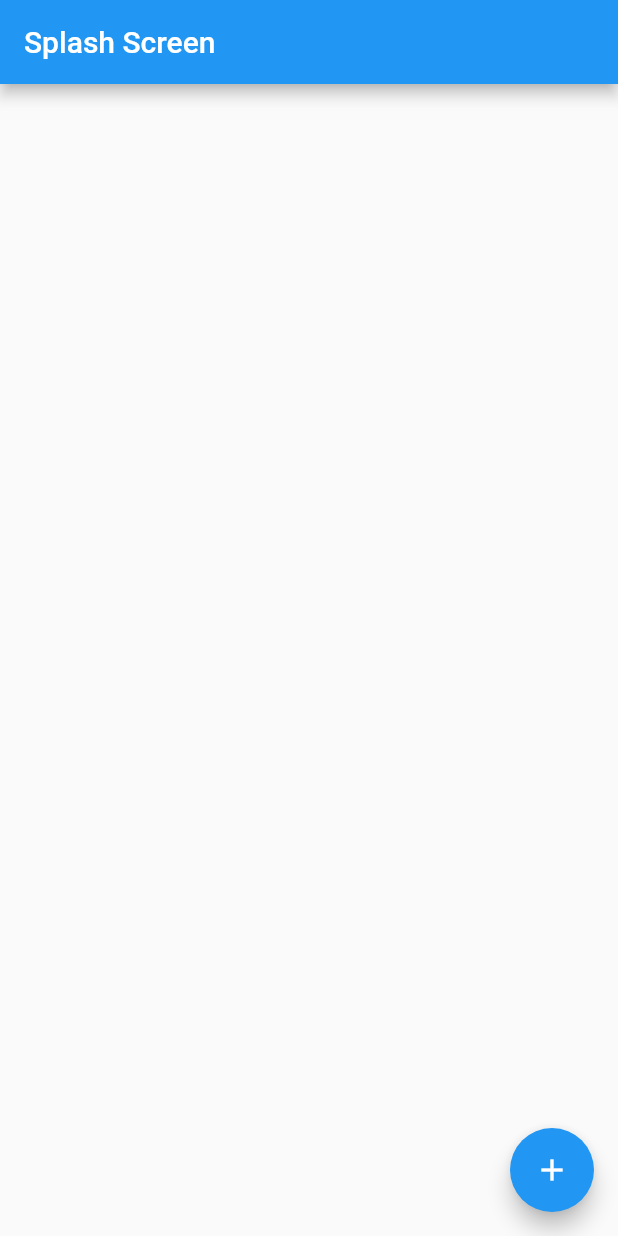
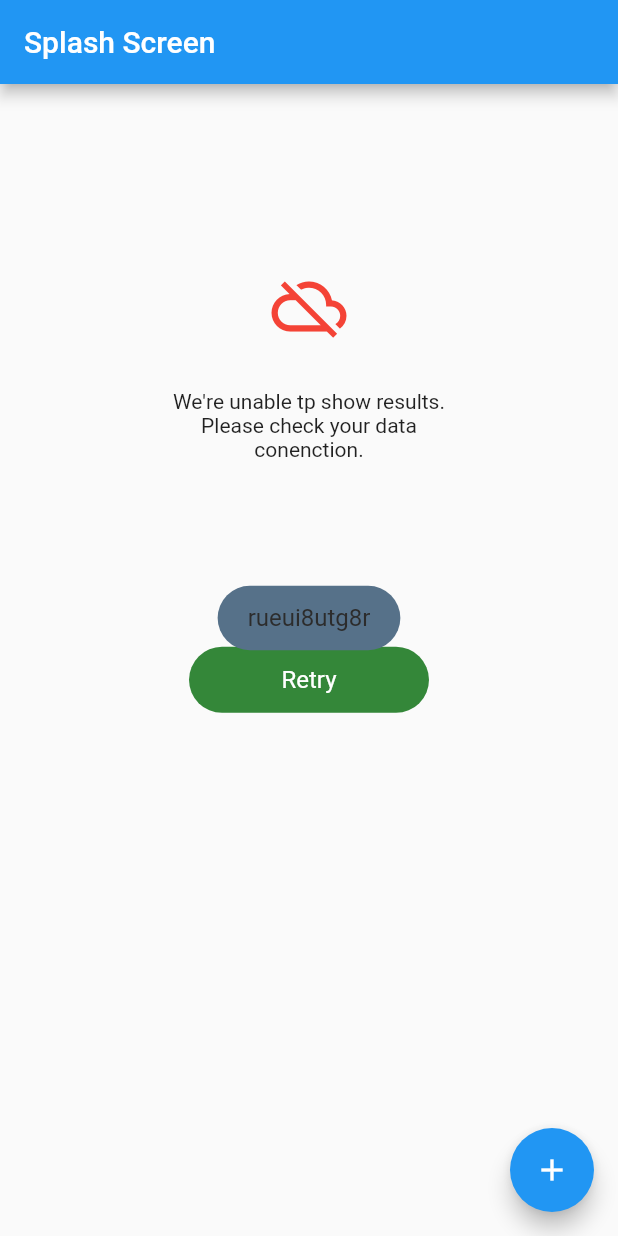
Before and after one commit to Shahidullah191/Getx-MVVM-and-MVC-Pattern, a Flutter app: the screen it shows after launch, after a tap on the "add" icon, on a phone screen of 412 x 824 dp. Run offline on Flutter 3.47's test engine with Material 2 defaults, Android fonts, the phone set to English and light mode, and no system bars; our stand-ins replace dio, fluttertoast, get, get_storage.

Commit message:
update resource floder

```diff
--- a/lib/main.dart
+++ b/lib/main.dart
@@ -1,6 +1,7 @@
 import 'package:flutter/material.dart';
 import 'package:get/get.dart';
 import 'package:get_storage/get_storage.dart';
+import 'package:getx_mvvm_and_mvc/resource/getx_localization/language.dart';
 import 'package:getx_mvvm_and_mvc/resource/routes/routes.dart';
 
 void main() async {
@@ -16,8 +17,10 @@ class MyApp extends StatelessWidget {
   Widget build(BuildContext context) {
     return GetMaterialApp(
       debugShowCheckedModeBanner: false,
-      title: 'Flutter Demo',
-      themeMode: ThemeMode.system,
+      title: 'Getx MVVM and MVC',
+      translations: Language(),
+      locale: const Locale('en', 'US'),
+      fallbackLocale: const Locale('en', 'US'),
       getPages: AppRoutes.appRoutes(),
     );
   }
--- /dev/null
+++ b/lib/resource/assets/image_assets.dart
@@ -0,0 +1,4 @@
+class ImageAssets {
+  static const String splashScreen = 'assets/images/splash_screen.jpg';
+  static const String dolilIcon = 'assets/icons/icon_dolil.png';
+}
--- /dev/null
+++ b/lib/resource/colors/app_color.dart
@@ -0,0 +1,13 @@
+import 'package:flutter/material.dart';
+
+class AppColor {
+  static const Color kPurple = Colors.deepPurple;
+  static const Color kGreen = Color(0xff5BB318);
+  static const Color kWhite = Colors.white;
+  static const Color bgColor = Color(0xffF5F5F5);
+  static const Color kDeepGray = Color(0xff567189);
+  static const Color kPink = Color(0xffEB455F);
+  static const Color kBlack = Color(0xff2C2C2C);
+  static const Color kDarkGreen = Color(0xff348739);
+  static const Color kOlive = Color(0xff92D45E);
+}
--- /dev/null
+++ b/lib/resource/components/Internet_exception_widgets.dart
@@ -0,0 +1,64 @@
+import 'package:flutter/material.dart';
+
+import '../colors/app_color.dart';
+
+class InternetExceptionWidget extends StatefulWidget {
+  final VoidCallback onPress;
+  const InternetExceptionWidget({Key? key, required this.onPress})
+      : super(key: key);
+
+  @override
+  State<InternetExceptionWidget> createState() =>
+      _InternetExceptionWidgetState();
+}
+
+class _InternetExceptionWidgetState extends State<InternetExceptionWidget> {
+  @override
+  Widget build(BuildContext context) {
+    final height = MediaQuery.of(context).size.height;
+    return Padding(
+      padding: EdgeInsets.symmetric(horizontal: 20),
+      child: Column(
+        children: [
+          SizedBox(
+            height: height * .15,
+          ),
+          Icon(
+            Icons.cloud_off,
+            color: Colors.red,
+            size: 50,
+          ),
+          Padding(
+            padding: const EdgeInsets.only(top: 30),
+            child: Center(
+                child: Text(
+              "We're unable tp show results.\nPlease check your data\nconenction.",
+              textAlign: TextAlign.center,
+            )),
+          ),
+          SizedBox(
+            height: height * .15,
+          ),
+          InkWell(
+            onTap: widget.onPress,
+            child: Container(
+              height: 44,
+              width: 160,
+              decoration: BoxDecoration(
+                  color: AppColor.kDarkGreen,
+                  borderRadius: BorderRadius.circular(50)),
+              child: Center(
+                  child: Text(
+                'Retry',
+                style: Theme.of(context)
+                    .textTheme
+                    .titleMedium!
+                    .copyWith(color: Colors.white),
+              )),
+            ),
+          )
+        ],
+      ),
+    );
+  }
+}
--- /dev/null
+++ b/lib/resource/fonts/app_fonts.dart
@@ -0,0 +1,3 @@
+class AppFonts {
+  static const String schylerRegular = 'Schyler-Regular';
+}
--- /dev/null
+++ b/lib/resource/getx_localization/language.dart
@@ -0,0 +1,13 @@
+import 'package:get/get_navigation/src/root/internacionalization.dart';
+
+class Language extends Translations {
+  @override
+  Map<String, Map<String, String>> get keys => {
+        'en_US': {
+          'email_hint': 'Enter your email',
+        },
+        'bn_BD': {
+          'email_hint': 'আপনার ইমেইল লিখুন',
+        }
+      };
+}
--- /dev/null
+++ b/lib/utils/utils.dart
@@ -0,0 +1,38 @@
+import 'package:flutter/material.dart';
+import 'package:fluttertoast/fluttertoast.dart';
+import 'package:get/get.dart';
+import 'package:getx_mvvm_and_mvc/resource/colors/app_color.dart';
+
+class Utils {
+  static void fieldFocusChange(
+      BuildContext context, FocusNode current, FocusNode nextFocus) {
+    current.unfocus();
+    FocusScope.of(context).requestFocus(nextFocus);
+  }
+
+  static toastMessage(String message) {
+    Fluttertoast.showToast(
+        msg: message,
+        backgroundColor: AppColor.kDeepGray,
+        toastLength: Toast.LENGTH_SHORT,
+        gravity: ToastGravity.BOTTOM,
+        timeInSecForIosWeb: 1,
+        textColor: AppColor.kBlack,
+        fontSize: 16.0);
+  }
+
+  static toastMessageCenter(String message) {
+    Fluttertoast.showToast(
+        msg: message,
+        backgroundColor: AppColor.kDeepGray,
+        toastLength: Toast.LENGTH_SHORT,
+        gravity: ToastGravity.CENTER,
+        timeInSecForIosWeb: 1,
+        textColor: AppColor.kBlack,
+        fontSize: 16.0);
+  }
+
+  static snackBar(String title, String message) {
+    Get.snackbar(title, message);
+  }
+}
--- a/lib/view/splah_screen/splash_screen.dart
+++ b/lib/view/splah_screen/splash_screen.dart
@@ -1,6 +1,7 @@
 import 'package:flutter/material.dart';
+import 'package:getx_mvvm_and_mvc/utils/utils.dart';
 
-import '../../data/app_exceptions.dart';
+import '../../resource/components/Internet_exception_widgets.dart';
 
 class SplashScreen extends StatefulWidget {
   const SplashScreen({Key? key}) : super(key: key);
@@ -16,9 +17,13 @@ class _SplashScreenState extends State<SplashScreen> {
         appBar: AppBar(
           title: const Text('Splash Screen'),
         ),
+        body: InternetExceptionWidget(
+          onPress: () {},
+        ),
         floatingActionButton: FloatingActionButton(
           onPressed: () {
-            throw InternetException('No Internet Connection');
+            Utils.toastMessage("dhbhbe");
+            Utils.toastMessageCenter("rueui8utg8r");
           },
           child: const Icon(Icons.add),
         ));
```
Also changed, not shown: lib/resource/components/generate_exception_widget.dart (added, +64 -0 lines), lib/resource/components/round_button.dart (added, +45 -0 lines), pubspec.yaml (+4 -3 lines), assets/icons/icon_dolil.png (added), assets/images/splash_screen.jpg (added).
